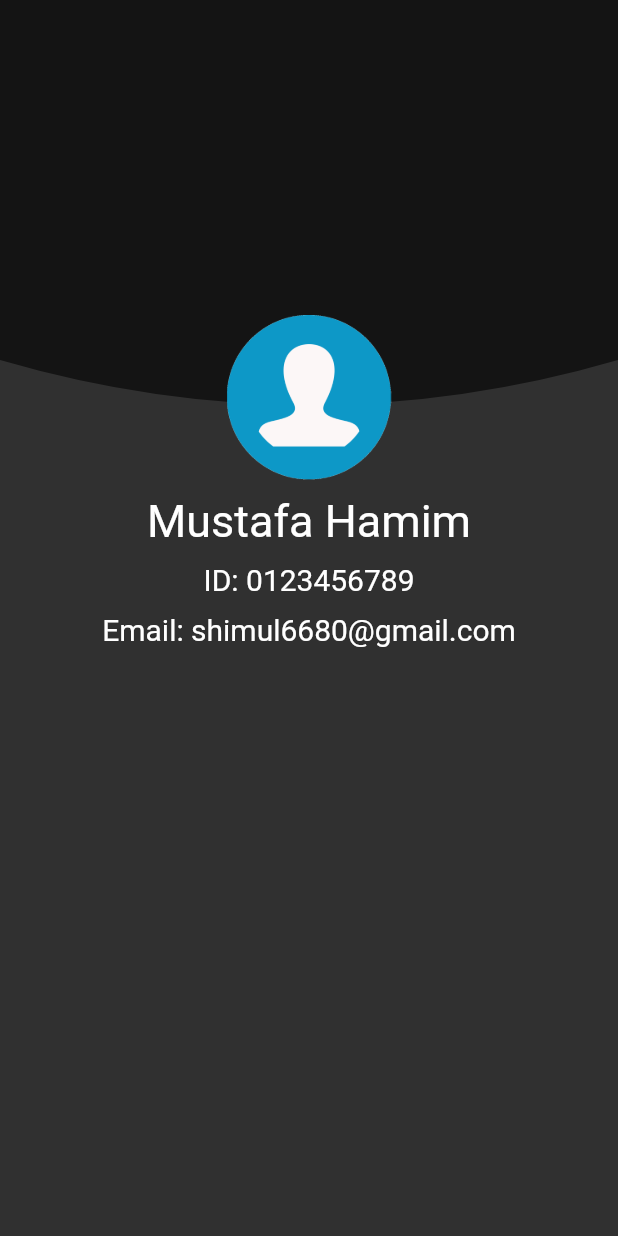
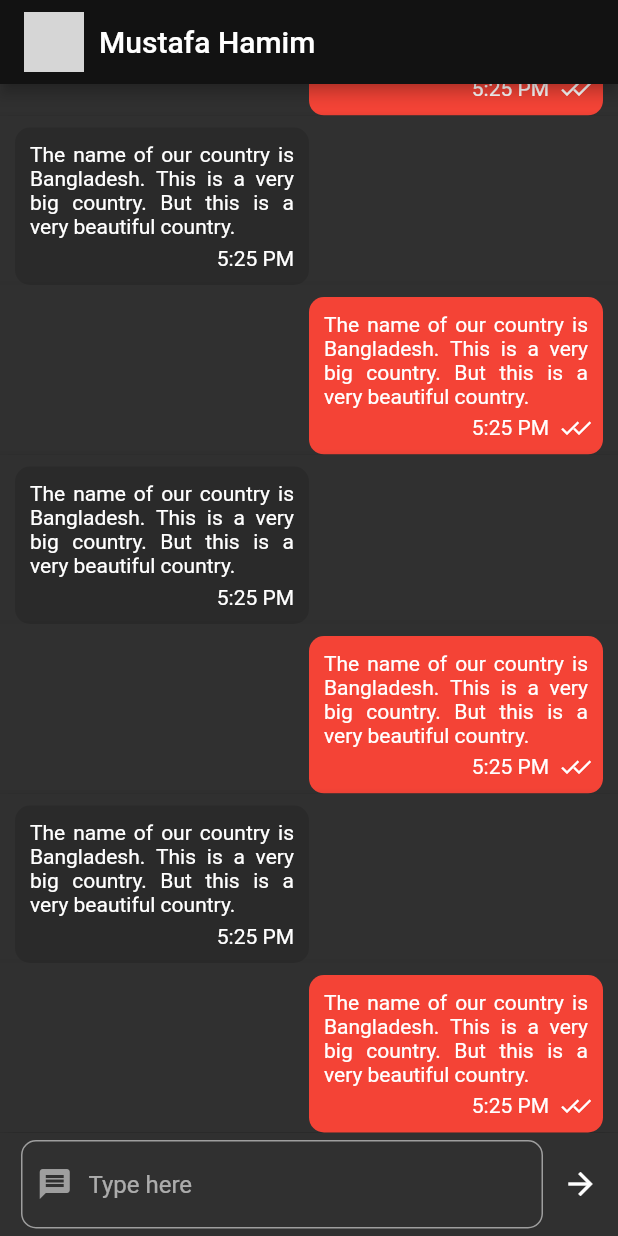
Before and after one commit to shimulxx/flutter_chat_test_app, a Flutter app: the screen it shows after launch, on a phone screen of 412 x 824 dp. Run offline on Flutter 3.47's test engine with Material 2 defaults, Android fonts, the phone set to English and light mode, and no system bars; drawn by our look-alikes of cached_network_image; our stand-ins replace equatable, flutter_bloc, get_it, substring_highlight; network calls fail; grey boxes are pictures that could not be loaded.

Commit message:
Alhamdulliah details screen complete with some minor structure change....

```diff
--- a/lib/app_router.dart
+++ b/lib/app_router.dart
@@ -1,5 +1,6 @@
 import 'package:flutter/material.dart';
 import 'package:flutter_bloc/flutter_bloc.dart';
+import 'package:flutter_chat_test_app/screen/chat_details_screen/details_screen.dart';
 import 'package:flutter_chat_test_app/screen/chat_list_screen/chat_list_body.dart';
 import 'package:flutter_chat_test_app/screen/chat_list_screen/controller/list_screen_cubit.dart';
 import 'package:flutter_chat_test_app/screen/profile_screen/profile_screen_body.dart';
@@ -15,7 +16,8 @@ class AppRouter {
         //     child: const ChatListBody(),
         //   ),
         // );
-        return MaterialPageRoute(builder: (context) => const ProfileScreenBody());
+        //return MaterialPageRoute(builder: (context) => const ProfileScreenBody());
+        return MaterialPageRoute(builder: (context) => const ChatDetailsScreenBody());
       default: return null;
     }
   }
--- a/lib/injection_work.dart
+++ b/lib/injection_work.dart
@@ -4,7 +4,7 @@ import 'package:get_it/get_it.dart';
 
 final di = GetIt.I;
 
-void registerAll(){
+void registerAllDependency(){
   _registerChatList();
   _registerAppRouter();
 }
--- a/lib/main.dart
+++ b/lib/main.dart
@@ -8,7 +8,7 @@ import 'package:flutter_chat_test_app/screen/chat_list_screen/data_model/chat_it
 import 'app_router.dart';
 
 void main() {
-  registerAll();
+  registerAllDependency();
   runApp(const MyApp());
 }
 
--- /dev/null
+++ b/lib/screen/chat_details_screen/chat_text_field.dart
@@ -0,0 +1,89 @@
+import 'package:flutter/material.dart';
+
+class ChatTextField extends StatefulWidget {
+  const ChatTextField({
+    Key? key,
+    required this.onTextSend,
+  }) : super(key: key);
+
+  final Function(String) onTextSend;
+
+  @override
+  State<ChatTextField> createState() => _ChatTextFieldState();
+}
+
+class _ChatTextFieldState extends State<ChatTextField> {
+  final controller = TextEditingController();
+  final focusNode = FocusNode();
+  bool isOnFocus = false;
+
+
+  @override
+  void didUpdateWidget(covariant ChatTextField oldWidget) {
+    super.didUpdateWidget(oldWidget);
+  }
+
+  @override
+  void initState() {
+    focusNode.addListener(() {
+      setState(() { isOnFocus = focusNode.hasFocus; });
+    });
+    super.initState();
+  }
+
+  @override
+  void dispose() {
+    controller.dispose();
+    focusNode.dispose();
+    super.dispose();
+  }
+
+  @override
+  Widget build(BuildContext context) {
+    return IntrinsicHeight(
+      child: Padding(
+        padding: const EdgeInsets.only(left: 14),
+        child: Row(
+          crossAxisAlignment: CrossAxisAlignment.stretch,
+          children: [
+            Expanded(
+              child: TextField(
+                keyboardType: TextInputType.multiline,
+                maxLines: null,
+                focusNode: focusNode,
+                controller: controller,
+                decoration: InputDecoration(
+                  prefixIcon: Icon(Icons.message, color: isOnFocus ? Colors.white : Colors.grey,),
+                  prefixIconConstraints: const BoxConstraints(minWidth: 45),
+                  hintText: 'Type here',
+                  border: InputBorder.none,
+                  //hintStyle: TextStyle(color: kBlackColor.withOpacity(0.3)),
+                  focusedBorder:  const OutlineInputBorder(
+                    borderRadius: BorderRadius.all(Radius.circular(10)),
+                    borderSide: BorderSide(width: 1, color: Colors.white),
+                  ),
+                  enabledBorder: const OutlineInputBorder(
+                    borderRadius: BorderRadius.all(Radius.circular(10)),
+                    borderSide: BorderSide(width: 1, color: Colors.grey),
+                  ),
+                ),
+              ),
+            ),
+            GestureDetector(
+              onTap: (){
+                widget.onTextSend(controller.text);
+                controller.clear();
+              },
+              child: const AbsorbPointer(
+                child: SizedBox(
+                  width: 50,
+                  child: Icon(Icons.arrow_forward),
+                ),
+              ),
+            ),
+          ],
+        ),
+      ),
+    );
+  }
+}
--- /dev/null
+++ b/lib/screen/chat_details_screen/data_model/chat_detail_item_data.dart
@@ -0,0 +1,11 @@
+class ChatDetailItemData{
+  final String chatText, sendTime;
+  final bool self, isDelivered;
+
+  const ChatDetailItemData({
+    required this.self,
+    required this.sendTime,
+    required this.chatText,
+    required this.isDelivered,
+  });
+}
--- /dev/null
+++ b/lib/screen/chat_details_screen/details_screen.dart
@@ -0,0 +1,48 @@
+import 'package:cached_network_image/cached_network_image.dart';
+import 'package:flutter/material.dart';
+import 'package:flutter_chat_test_app/app_constants/app_constants.dart';
+import 'chat_text_field.dart';
+import 'inner_widget/chat_details_screen_list.dart';
+import 'inner_widget/inner_widget/chat_details_list_item.dart';
+
+class ChatDetailsScreenBody extends StatelessWidget {
+  const ChatDetailsScreenBody({Key? key}) : super(key: key);
+
+  @override
+  Widget build(BuildContext context) {
+    final list = <ChatDetailsListItem>[];
+    for(var i = 1; i <= 20; ++i){
+      list.add(ChatDetailsListItem(
+        chatText: 'The name of our country is Bangladesh. This is a very big country. But this is a very beautiful country.',
+        isDelivered: i & 1 == 0,
+        sendTime: '5:25 PM',
+        self: i & 1 == 1,
+      ));
+    }
+    return Scaffold(
+      appBar: AppBar(
+        //toolbarHeight: 60,
+        title: Row(
+          children: [
+            CachedNetworkImage(
+              height: 40,
+              width: 40,
+              imageUrl: kAvatarDefaultPhotoUrl,
+              placeholder: (c, s) => const Padding(padding: EdgeInsets.all(8.0), child: CircularProgressIndicator()),
+            ),
+            const SizedBox(width: 10),
+            Text('Mustafa Hamim')
+          ],
+        ),
+      ),
+      body: Column(
+        children: [
+          ChatDetailsScreenListBody(list: list),
+          const SizedBox(height: 5),
+          const ChatTextField(onTextSend: print),
+          const SizedBox(height: 5),
+        ],
+      ),
+    );
+  }
+}
--- /dev/null
+++ b/lib/screen/chat_details_screen/inner_widget/chat_details_screen_list.dart
@@ -0,0 +1,62 @@
+import 'package:flutter/material.dart';
+import 'inner_widget/chat_details_list_item.dart';
+
+class ChatDetailsScreenListBody extends StatefulWidget {
+  const ChatDetailsScreenListBody({
+    Key? key,
+    required this.list,
+  }) : super(key: key);
+
+  final List<ChatDetailsListItem> list;
+
+  @override
+  State<ChatDetailsScreenListBody> createState() => _ChatDetailsScreenListBodyState();
+}
+
+class _ChatDetailsScreenListBodyState extends State<ChatDetailsScreenListBody> {
+  final _controller = ScrollController();
+  late List<ChatDetailsListItem> _innerList = widget.list;
+
+  void _scrollDown() {
+    _controller.jumpTo(_controller.position.maxScrollExtent);
+  }
+
+  @override
+  void initState() {
+    WidgetsBinding.instance?.addPostFrameCallback((_) => _scrollDown());
+    super.initState();
+  }
+
+  @override
+  void didUpdateWidget(covariant ChatDetailsScreenListBody oldWidget) {
+    _innerList = widget.list;
+    super.didUpdateWidget(oldWidget);
+  }
+
+  @override
+  void dispose() {
+    _controller.dispose();
+    super.dispose();
+  }
+
+  @override
+  Widget build(BuildContext context) {
+    return Expanded(
+      child: ListView.builder(
+        keyboardDismissBehavior: ScrollViewKeyboardDismissBehavior.onDrag,
+        controller: _controller,
+        itemCount: _innerList.length,
+        shrinkWrap: true,
+        itemBuilder: (context, index) {
+          final curItem = _innerList[index];
+          return ChatDetailsListItem(
+            chatText: curItem.chatText,
+            isDelivered: curItem.isDelivered,
+            sendTime: curItem.sendTime,
+            self: curItem.self,
+          );
+        },
+      ),
+    );
+  }
+}
--- /dev/null
+++ b/lib/screen/chat_details_screen/inner_widget/inner_widget/chat_details_list_item.dart
@@ -0,0 +1,51 @@
+import 'package:flutter/material.dart';
+
+class ChatDetailsListItem extends StatelessWidget {
+  const ChatDetailsListItem({
+    Key? key,
+    required this.chatText,
+    required this.isDelivered,
+    required this.sendTime,
+    required this.self,
+  }) : super(key: key);
+
+  final String chatText, sendTime;
+  final bool isDelivered, self;
+
+  @override
+  Widget build(BuildContext context) {
+    final width = MediaQuery.of(context).size.width / 2;
+    return Material(
+      elevation: 5,
+      child: Container(
+        margin: self
+            ? EdgeInsets.only(left: 10, right: width, top: 8)
+            : EdgeInsets.only(left: width, right: 10, top: 8),
+        padding: const EdgeInsets.all(10),
+        decoration: BoxDecoration(
+          color: self ? Colors.black12 : Colors.red,
+          borderRadius: BorderRadius.circular(10),
+        ),
+        child: Column(
+          crossAxisAlignment: CrossAxisAlignment.start,
+          children: [
+            Text(chatText, textAlign: TextAlign.justify),
+            const SizedBox(height: 5,),
+            Row(
+              mainAxisAlignment: MainAxisAlignment.end,
+              children: [
+                Text(sendTime),
+                if(!self) Row(
+                  children: [
+                    const SizedBox(width: 10),
+                    for(var i = 1; i <= (isDelivered ? 2 : 1); ++i) Transform.scale(scale: 2, child: const Icon(Icons.check, size: 8)),
+                  ],
+                )
+              ],
+            )
+          ],
+        ),
+      ),
+    );
+  }
+}
--- a/lib/screen/chat_list_screen/chat_list_body.dart
+++ b/lib/screen/chat_list_screen/chat_list_body.dart
@@ -2,6 +2,7 @@ import 'package:flutter/material.dart';
 import 'package:flutter_bloc/flutter_bloc.dart';
 import 'controller/list_screen_cubit.dart';
 import 'controller/list_screen_state.dart';
+import 'inner_widget/inner_widget/search_text_field.dart';
 import 'inner_widget/list_screen.dart';
 
 class ChatListBody extends StatelessWidget {
@@ -12,15 +13,31 @@ class ChatListBody extends StatelessWidget {
   @override
   Widget build(BuildContext context) {
     final bloc = context.read<ChatListScreenCubit>();
-    return BlocBuilder<ChatListScreenCubit, ChatListScreenState>(
-        builder: (context, state) {
-          return ChatListScreen(
-            onPressAddButton: (){},
-            list: state.list,
-            searchKey: state.searchKey,
-            onChangeKey: bloc.onChangeSearchKey,
-          );
-        }
+    return Scaffold(
+      appBar: AppBar(title: const Text('Chat List Screen')),
+      floatingActionButton: FloatingActionButton(
+        elevation: 5,
+        splashColor: Theme.of(context).splashColor,
+        backgroundColor: const Color(0xff141414),
+        //Theme.of(context).backgroundColor,
+        child: const Icon(Icons.add, color: Colors.white),
+        onPressed: () {},
+      ),
+      body: Column(
+        children: [
+          const SizedBox(height: 16),
+          SearchTextField(onTextChanged: bloc.onChangeSearchKey),
+          const SizedBox(height: 10),
+          BlocBuilder<ChatListScreenCubit, ChatListScreenState>(
+            builder: (context, state) {
+              return ChatListScreen(
+                list: state.list,
+                searchKey: state.searchKey,
+              );
+            },
+          ),
+        ],
+      ),
     );
   }
 }
--- a/lib/screen/chat_list_screen/inner_widget/inner_widget/list_item.dart
+++ b/lib/screen/chat_list_screen/inner_widget/inner_widget/list_item.dart
@@ -52,7 +52,7 @@ class ChatListItem extends StatelessWidget {
                     const SizedBox(height: 5,),
                     Row(
                       children: [
-                        for(var i = 1; i <= (isDelivered ? 2 : 1); ++i) Transform.scale(scale: 2, child: const Icon(Icons.check, size: 6, )),
+                        for(var i = 1; i <= (isDelivered ? 2 : 1); ++i) Transform.scale(scale: 2, child: const Icon(Icons.check, size: 6)),
                         const SizedBox(width: 5,),
                         Text(lastChat, style: const TextStyle(fontSize: 11),)
                       ],
--- a/lib/screen/chat_list_screen/inner_widget/list_screen.dart
+++ b/lib/screen/chat_list_screen/inner_widget/list_screen.dart
@@ -3,7 +3,6 @@ import 'package:flutter_chat_test_app/screen/chat_list_screen/data_model/chat_it
 import '../../../app_constants/app_constants.dart';
 import 'inner_widget/list_item.dart';
 import 'inner_widget/search_text_field.dart';
-
 
 extension on String {
   bool containsIgnoreCase(String secondString) => toLowerCase().contains(secondString.toLowerCase());
@@ -13,15 +12,11 @@ class ChatListScreen extends StatelessWidget {
   const ChatListScreen({
     Key? key,
     required this.list,
-    required this.onPressAddButton,
     required this.searchKey,
-    required this.onChangeKey,
   }) : super(key: key);
 
-  final Function() onPressAddButton;
   final List<ChatItemData> list;
   final String searchKey;
-  final Function(String) onChangeKey;
 
   @override
   Widget build(BuildContext context) {
@@ -29,20 +24,9 @@ class ChatListScreen extends StatelessWidget {
     for (var element in list) {
       if(element.name.containsIgnoreCase(searchKey)) { newGeneratedListWithKey.add(element); }
     }
-    return Scaffold(
-      appBar: AppBar(title: const Text('Chat List Screen'),),
-      floatingActionButton: FloatingActionButton(
-        elevation: 5,
-        splashColor: Theme.of(context).splashColor,
-        backgroundColor: const Color(0xff141414), //Theme.of(context).backgroundColor,
-        child: const Icon(Icons.add, color: Colors.white,),
-        onPressed: onPressAddButton,
-      ),
-      body: Column(
+    return Expanded(
+      child: Column(
         children: [
-          const SizedBox(height: 16,),
-          SearchTextField(onTextChanged: onChangeKey),
-          const SizedBox(height: 10,),
           Expanded(
             child: ListView.builder(
               shrinkWrap: true,
```
